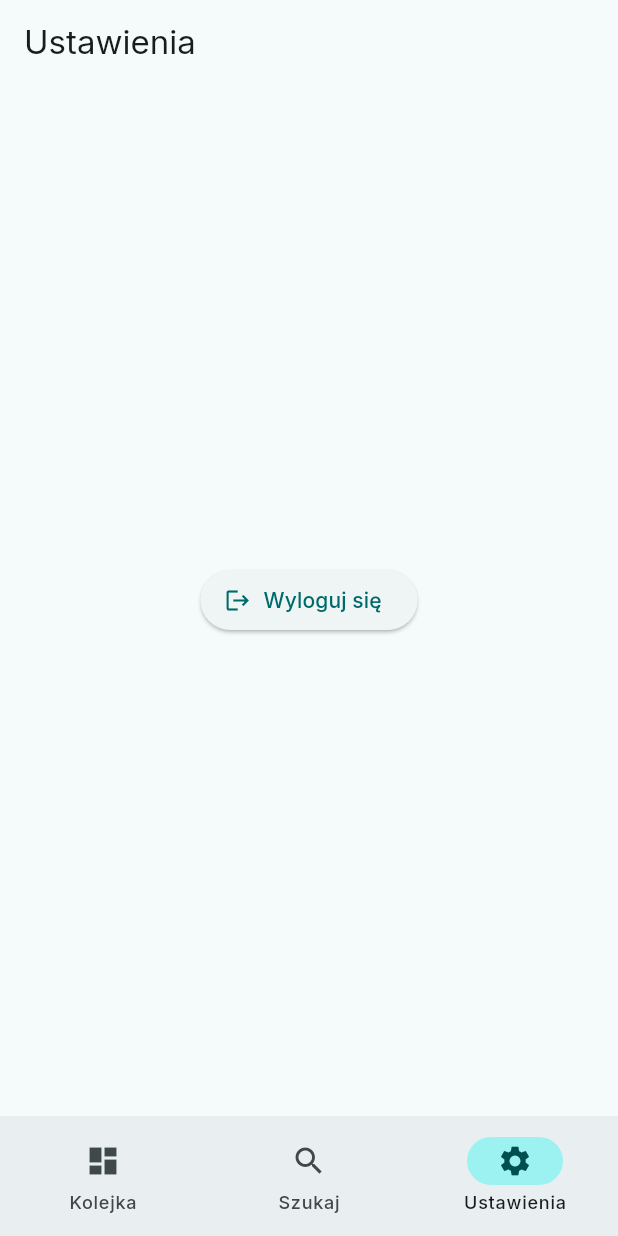
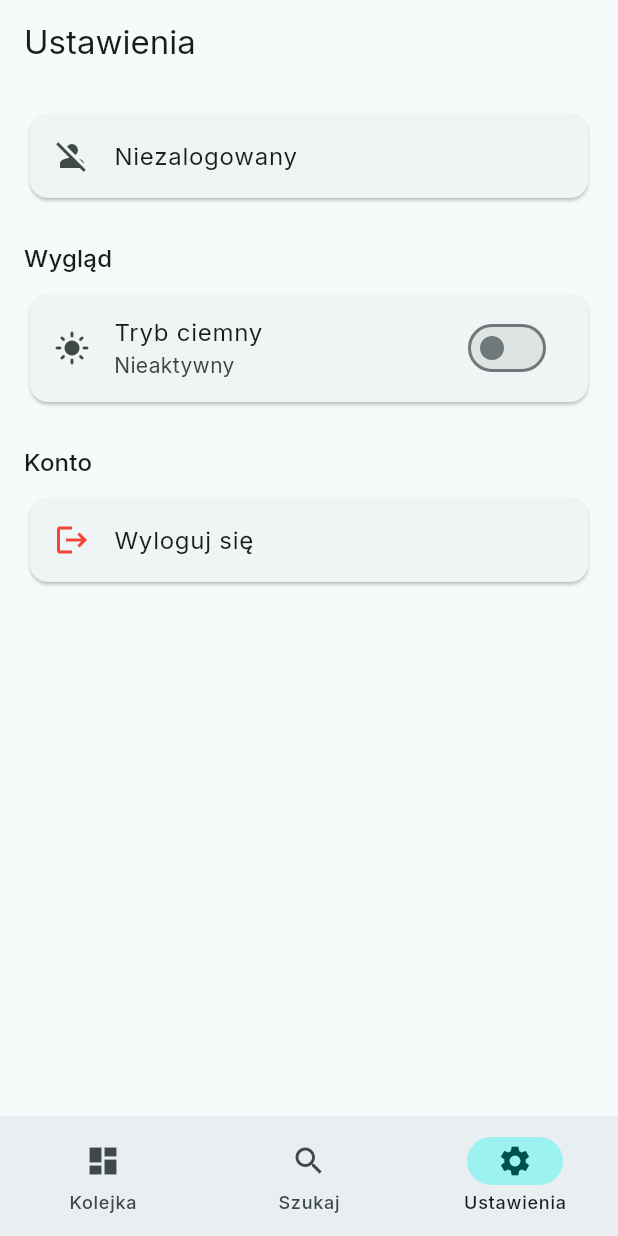
Before and after one commit to k0wal45/projekt-sor-system, a Flutter app: the SettingsScreen screen opened by its route, on a phone screen of 412 x 824 dp. Run offline on Flutter 3.47's test engine with Material 3 defaults, Android fonts, the phone set to English and light mode, and no system bars; our stand-ins replace dio, flutter_riverpod, flutter_secure_storage, fpdart, freezed_annotation, go_router and 2 more; accounts and stored records are empty; generated files the repository leaves out were written again; network calls fail.

Commit message:
improve authentication flow and UI, update router configuration, and added settings screen functionality

```diff
--- a/frontend/lib/features/dashboard/presentation/view_models/queue_view_model.dart
+++ b/frontend/lib/features/dashboard/presentation/view_models/queue_view_model.dart
@@ -4,7 +4,5 @@ import '../../../admissions/domain/admission_entity.dart';
 
 final queueViewModelProvider = StreamProvider.autoDispose<List<AdmissionEntity>>((ref) {
   final service = ref.watch(webSocketServiceProvider);
-  // Connect explicitly if not connected, although PublicBoard does it on init, Dashboard should do it too
-  service.connect();
   return service.queueStream;
 });
--- a/frontend/lib/features/settings/presentation/ui/settings_screen.dart
+++ b/frontend/lib/features/settings/presentation/ui/settings_screen.dart
@@ -1,21 +1,140 @@
 import 'package:flutter/material.dart';
 import 'package:flutter_riverpod/flutter_riverpod.dart';
+import '../../../../core/theme/theme_mode_notifier.dart';
 import '../../../auth/presentation/view_models/auth_view_model.dart';
+import '../../../staff/domain/staff_entity.dart';
 
 class SettingsScreen extends ConsumerWidget {
   const SettingsScreen({super.key});
 
   @override
   Widget build(BuildContext context, WidgetRef ref) {
+    final authState = ref.watch(authViewModelProvider);
+    final themeMode = ref.watch(themeModeProvider);
+
     return Scaffold(
       appBar: AppBar(title: const Text('Ustawienia')),
-      body: Center(
-        child: ElevatedButton.icon(
-          onPressed: () {
-            ref.read(authViewModelProvider.notifier).logout();
-          },
-          icon: const Icon(Icons.logout),
-          label: const Text('Wyloguj się'),
+      body: ListView(
+        padding: const EdgeInsets.all(16),
+        children: [
+          authState.when(
+            data: (user) {
+              if (user == null) {
+                return const Card(
+                  child: ListTile(
+                    leading: Icon(Icons.person_off),
+                    title: Text('Niezalogowany'),
+                  ),
+                );
+              }
+              return _buildUserInfoCard(context, user);
+            },
+            loading: () => const Card(
+              child: ListTile(
+                leading: CircularProgressIndicator(),
+                title: Text('Ładowanie...'),
+              ),
+            ),
+            error: (error, _) => Card(
+              child: ListTile(
+                leading: const Icon(Icons.error),
+                title: Text('Błąd: $error'),
+              ),
+            ),
+          ),
+          const SizedBox(height: 24),
+          Text(
+            'Wygląd',
+            style: Theme.of(context).textTheme.titleMedium,
+          ),
+          const SizedBox(height: 8),
+          Card(
+            child: SwitchListTile(
+              title: const Text('Tryb ciemny'),
+              subtitle: Text(
+                themeMode == ThemeMode.dark
+                    ? 'Aktywny'
+                    : 'Nieaktywny',
+              ),
+              secondary: Icon(
+                themeMode == ThemeMode.dark
+                    ? Icons.dark_mode
+                    : Icons.light_mode,
+              ),
+              value: themeMode == ThemeMode.dark,
+              onChanged: (_) {
+                ref.read(themeModeProvider.notifier).toggleTheme();
+              },
+            ),
+          ),
+          const SizedBox(height: 24),
+          Text(
+            'Konto',
+            style: Theme.of(context).textTheme.titleMedium,
+          ),
+          const SizedBox(height: 8),
+          Card(
+            child: ListTile(
+              leading: const Icon(Icons.logout, color: Colors.red),
+              title: const Text('Wyloguj się'),
+              onTap: () {
+                ref.read(authViewModelProvider.notifier).logout();
+              },
+            ),
+          ),
+        ],
+      ),
+    );
+  }
+
+  Widget _buildUserInfoCard(BuildContext context, StaffEntity user) {
+    return Card(
+      child: Padding(
+        padding: const EdgeInsets.all(16),
+        child: Column(
+          crossAxisAlignment: CrossAxisAlignment.start,
+          children: [
+            Row(
+              children: [
+                CircleAvatar(
+                  radius: 28,
+                  child: Text(
+                    '${user.firstName.isNotEmpty ? user.firstName[0] : ''}${user.lastName.isNotEmpty ? user.lastName[0] : ''}',
+                    style: const TextStyle(fontSize: 20),
+                  ),
+                ),
+                const SizedBox(width: 16),
+                Expanded(
+                  child: Column(
+                    crossAxisAlignment: CrossAxisAlignment.start,
+                    children: [
+                      Text(
+                        '${user.academicTitle.isNotEmpty ? '${user.academicTitle} ' : ''}${user.firstName} ${user.lastName}',
+                        style: Theme.of(context).textTheme.titleMedium,
+                      ),
+                      const SizedBox(height: 4),
+                      Text(
+                        user.role.displayName,
+                        style: Theme.of(context).textTheme.bodyMedium?.copyWith(
+                              color: Theme.of(context).colorScheme.primary,
+                            ),
+                      ),
+                    ],
+                  ),
+                ),
+              ],
+            ),
+            if (user.email.isNotEmpty) ...[
+              const Divider(height: 24),
+              Row(
+                children: [
+                  const Icon(Icons.email_outlined, size: 18),
+                  const SizedBox(width: 8),
+                  Text(user.email),
+                ],
+              ),
+            ],
+          ],
         ),
       ),
     );
```
Also changed, not shown: frontend/lib/core/network/secure_storage_service.dart (+8 -0 lines), frontend/lib/core/network/websocket_service.dart (+53 -12 lines), frontend/lib/core/routing/app_router.dart (+21 -16 lines), frontend/lib/core/theme/theme_mode_notifier.dart (+16 -2 lines), frontend/lib/features/public_board/presentation/ui/public_board_screen.dart (+0 -9 lines), frontend/lib/features/search/presentation/view_models/search_view_model.dart (+13 -3 lines), frontend/lib/core/routing/app_router.g.dart, frontend/lib/core/theme/theme_mode_notifier.g.dart, frontend/lib/features/doctor/presentation/view_models/doctor_view_model.g.dart.
